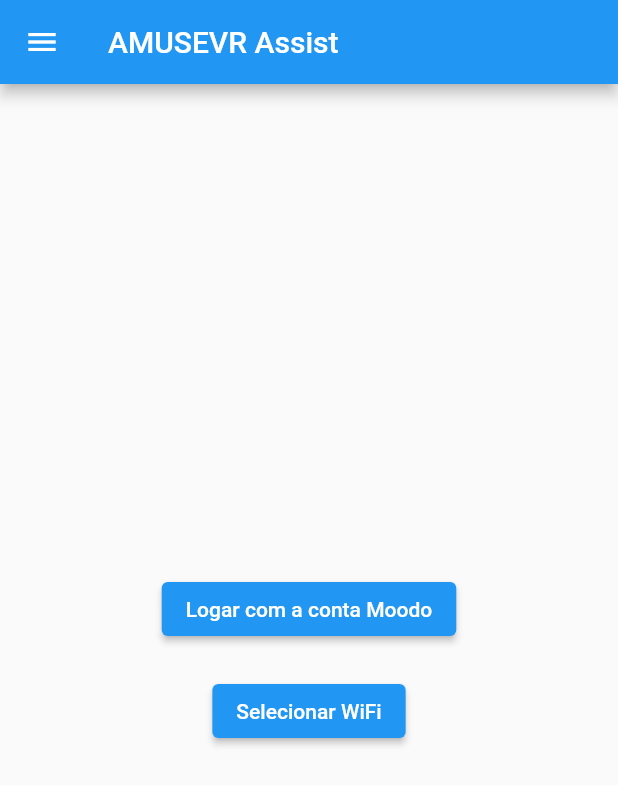
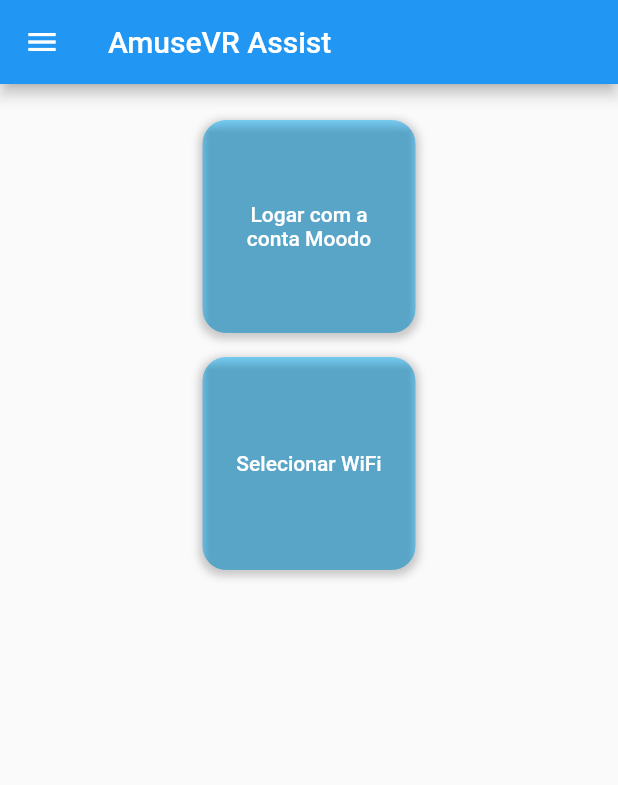
Before and after one commit to eullerm/amusevr_assist, a Flutter app: the screen it shows after launch, item 2 of the bottom bar chosen, on a phone screen of 412 x 824 dp. Shown: the top 785 px of the screen. Run offline on Flutter 3.47's test engine with Material 2 defaults, Android fonts, the phone set to English and light mode, and no system bars; our stand-ins replace shared_preferences; missing offline and left inert: wifi_scan; accounts and stored records are empty.

Commit message:
Atualizações
* Mudanças estruturais nas páginas

```diff
--- a/lib/pages/esp_settings_page.dart
+++ b/lib/pages/esp_settings_page.dart
@@ -194,7 +194,7 @@
 
     return Scaffold(
         appBar: AppBar(
-          title: const Text('AMUSEVR Assist'),
+          title: const Text('AmuseVR Assist'),
         ),
         body: Padding(
           padding: const EdgeInsets.all(8.0),
--- a/lib/pages/home_page.dart
+++ b/lib/pages/home_page.dart
@@ -1,3 +1,5 @@
+import 'dart:ui';
+
 import 'package:amusevr_assist/models/user.dart';
 import 'package:amusevr_assist/pages/login_page.dart';
 import 'package:amusevr_assist/pages/moodo_settings_page.dart';
@@ -27,33 +29,41 @@
     context.watch<User>();
     return Scaffold(
       appBar: AppBar(
-        title: const Text("AMUSEVR Assist"),
+        title: const Text("AmuseVR Assist"),
       ),
-      body: Center(
+      body: Container(
+        padding: const EdgeInsets.symmetric(horizontal: 32.0, vertical: 16.0),
+        alignment: Alignment.topCenter,
         child: Column(
-          mainAxisAlignment: MainAxisAlignment.center,
-          children: <Widget>[
-            Visibility(
+          children: [
+            button(
+              text: "Logar com a conta Moodo",
+              onTap: () {
+                Navigator.push(
+                  context,
+                  MaterialPageRoute(builder: (context) => LoginPage()),
+                );
+              },
               visible: user.token == null,
-              child: ElevatedButton(
-                onPressed: () {
-                  Navigator.push(
-                    context,
-                    MaterialPageRoute(builder: (context) => LoginPage()),
-                  );
-                },
-                child: const Text("Logar com a conta Moodo"),
-              ),
             ),
-            const SizedBox(height: 20),
-            ElevatedButton(
-              onPressed: () {
+            button(
+              text: "Selecionar WiFi",
+              onTap: () {
                 Navigator.push(
                   context,
                   MaterialPageRoute(builder: (context) => const EspSettingsPage()),
                 );
               },
-              child: const Text("Selecionar WiFi"),
+            ),
+            button(
+              text: "Moodo",
+              onTap: () {
+                Navigator.push(
+                  context,
+                  MaterialPageRoute(builder: (context) => const MoodoSettingsPage()),
+                );
+              },
+              visible: user.token != null,
             ),
           ],
         ),
@@ -84,4 +94,42 @@
       ),
     );
   }
+
+  Widget button({required String text, required Function() onTap, bool visible = true}) {
+    return Visibility(
+      visible: visible,
+      child: Container(
+        margin: const EdgeInsets.symmetric(vertical: 8.0),
+        width: MediaQuery.of(context).size.width / 2 - 64,
+        height: MediaQuery.of(context).size.width / 2 - 64,
+        decoration: BoxDecoration(
+          color: Colors.lightBlueAccent.withOpacity(0.4),
+          borderRadius: BorderRadius.circular(16.0),
+          boxShadow: [
+            BoxShadow(
+              color: Colors.black.withOpacity(0.2),
+              spreadRadius: 2,
+              blurRadius: 4,
+              offset: const Offset(0, 2),
+            ),
+          ],
+        ),
+        child: ClipRRect(
+          borderRadius: BorderRadius.circular(16.0),
+          child: ElevatedButton(
+            style: ButtonStyle(
+              backgroundColor: MaterialStateColor.resolveWith((states) => Colors.lightBlueAccent.withOpacity(0.4)),
+            ),
+            onPressed: () {
+              onTap();
+            },
+            child: Text(
+              text,
+              textAlign: TextAlign.center,
+            ),
+          ),
+        ),
+      ),
+    );
+  }
 }
--- a/lib/pages/landing_page.dart
+++ b/lib/pages/landing_page.dart
@@ -26,7 +26,7 @@
             height: 60,
           ),
           SizedBox(height: 20),
-          Text("Este é um aplicativo para configurar o AMUSEVR"),
+          Text("Este é um aplicativo para configurar o AmuseVR"),
         ],
       ),
     ),
--- a/lib/utils/functions.dart
+++ b/lib/utils/functions.dart
@@ -15,7 +15,7 @@
   Map<String, Color> colors = {
     'info': Colors.blueAccent,
     'error': Colors.redAccent,
-    'success': Colors.greenAccent,
+    'success': Colors.lightGreen,
     'warning': Colors.orangeAccent,
   };
   ScaffoldMessenger.of(context)
--- a/lib/widgets/custom_dialog.dart
+++ b/lib/widgets/custom_dialog.dart
@@ -28,7 +28,7 @@
                 Navigator.pop(context);
                 onConfirm();
               },
-              child: const Text("Conectar"),
+              child: const Text("Confirmar"),
             ),
           ],
         ),
--- a/pubspec.yaml
+++ b/pubspec.yaml
@@ -63,7 +63,7 @@
 
   # To add assets to your application, add an assets section, like this:
   assets:
-     - assets/images/settings.png
+     - assets/images/
 
   # An image asset can refer to one or more resolution-specific "variants", see
   # https://flutter.dev/assets-and-images/#resolution-aware
```
Also changed, not shown: lib/pages/moodo_settings_page.dart (+48 -28 lines), lib/widgets/custom_drawer.dart (+7 -6 lines), assets/images/home_background.jpg (added).
